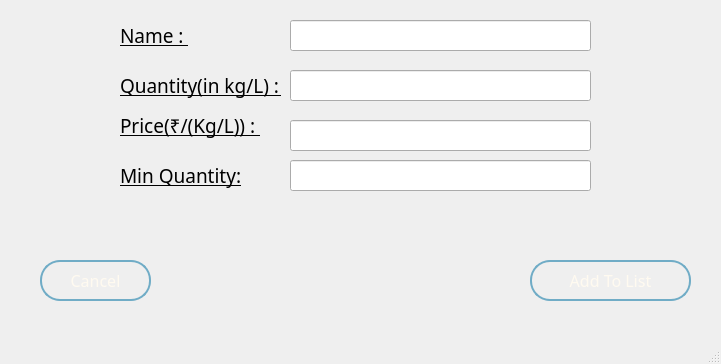
The window that Add_r-m.ui (Dharmraj06/woc7.0-python-gui-restaurant-management) describes before a commit, drawn with Qt 5.
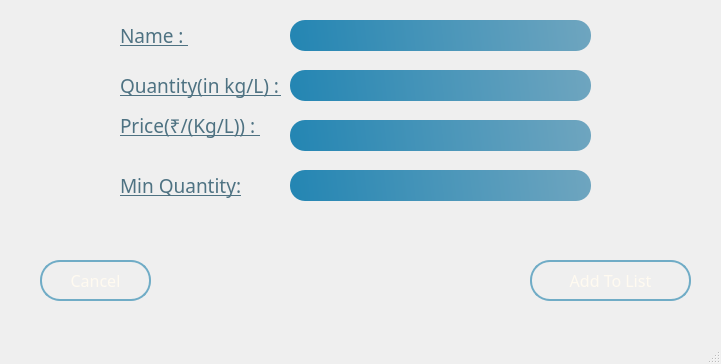
The same window after the commit. Icons and pictures are not drawn.

```diff
--- a/Add_r-m.ui
+++ b/Add_r-m.ui
@@ -34,6 +34,12 @@
       <underline>true</underline>
      </font>
     </property>
+    <property name="styleSheet">
+     <string notr="true">QLabel {
+    color:rgb(78, 114, 130);
+}
+</string>
+    </property>
     <property name="text">
      <string>Name : </string>
     </property>
@@ -54,6 +60,12 @@
       <underline>true</underline>
      </font>
     </property>
+    <property name="styleSheet">
+     <string notr="true">QLabel {
+    color:rgb(78, 114, 130);
+}
+</string>
+    </property>
     <property name="text">
      <string>Quantity(in kg/L) : </string>
     </property>
@@ -74,6 +86,12 @@
       <underline>true</underline>
      </font>
     </property>
+    <property name="styleSheet">
+     <string notr="true">QLabel {
+    color:rgb(78, 114, 130);
+}
+</string>
+    </property>
     <property name="text">
      <string>Price(₹/(Kg/L)) : </string>
     </property>
@@ -82,7 +100,7 @@
     <property name="geometry">
      <rect>
       <x>120</x>
-      <y>160</y>
+      <y>170</y>
       <width>141</width>
       <height>31</height>
      </rect>
@@ -94,6 +112,12 @@
       <underline>true</underline>
      </font>
     </property>
+    <property name="styleSheet">
+     <string notr="true">QLabel {
+    color:rgb(78, 114, 130);
+}
+</string>
+    </property>
     <property name="text">
      <string>Min Quantity:</string>
     </property>
@@ -110,9 +134,24 @@
     <property name="font">
      <font>
       <family>Segoe UI Variable Small Light</family>
-      <pointsize>16</pointsize>
+      <pointsize>14</pointsize>
      </font>
     </property>
+    <property name="styleSheet">
+     <string notr="true">QLineEdit {
+    background: qlineargradient(spread:pad, x1:0.0157895, y1:0.603, x2:1, y2:0.591, stop:0 rgba(37, 134, 179, 255), stop:1 rgba(110, 165, 191, 255)); 
+    
+    border: qlineargradient(spread: repeat, 
+                            x1: 0, y1: 0.602, x2: 1, y2: 0.597, 
+                            stop: 0.0631579 rgba(0, 115, 168, 216), 
+                            stop: 0.752632 rgba(25, 116, 159, 199), 
+                            stop: 0.994737 rgba(49, 118, 150, 0)); 
+    
+    border-radius: 15px;
+    padding-left: 10px;
+    color: white;  
+}</string>
+    </property>
    </widget>
    <widget class="QLineEdit" name="lineEdit_2">
     <property name="geometry">
@@ -126,9 +165,24 @@
     <property name="font">
      <font>
       <family>Segoe UI Variable Small Light</family>
-      <pointsize>16</pointsize>
+      <pointsize>14</pointsize>
      </font>
     </property>
+    <property name="styleSheet">
+     <string notr="true">QLineEdit {
+    background: qlineargradient(spread:pad, x1:0.0157895, y1:0.603, x2:1, y2:0.591, stop:0 rgba(37, 134, 179, 255), stop:1 rgba(110, 165, 191, 255)); 
+    
+    border: qlineargradient(spread: repeat, 
+                            x1: 0, y1: 0.602, x2: 1, y2: 0.597, 
+                            stop: 0.0631579 rgba(0, 115, 168, 216), 
+                            stop: 0.752632 rgba(25, 116, 159, 199), 
+                            stop: 0.994737 rgba(49, 118, 150, 0)); 
+    
+    border-radius: 15px;
+    padding-left: 10px;
+    color: white;  
+}</string>
+    </property>
    </widget>
    <widget class="QLineEdit" name="lineEdit_3">
     <property name="geometry">
@@ -142,15 +196,30 @@
     <property name="font">
      <font>
       <family>Segoe UI Variable Small Light</family>
-      <pointsize>16</pointsize>
+      <pointsize>14</pointsize>
      </font>
     </property>
+    <property name="styleSheet">
+     <string notr="true">QLineEdit {
+    background: qlineargradient(spread:pad, x1:0.0157895, y1:0.603, x2:1, y2:0.591, stop:0 rgba(37, 134, 179, 255), stop:1 rgba(110, 165, 191, 255)); 
+    
+    border: qlineargradient(spread: repeat, 
+                            x1: 0, y1: 0.602, x2: 1, y2: 0.597, 
+                            stop: 0.0631579 rgba(0, 115, 168, 216), 
+                            stop: 0.752632 rgba(25, 116, 159, 199), 
+                            stop: 0.994737 rgba(49, 118, 150, 0)); 
+    
+    border-radius: 15px;
+    padding-left: 10px;
+    color: white;  
+}</string>
+    </property>
    </widget>
    <widget class="QLineEdit" name="lineEdit_4">
     <property name="geometry">
      <rect>
       <x>290</x>
-      <y>160</y>
+      <y>170</y>
       <width>301</width>
       <height>31</height>
      </rect>
@@ -158,9 +227,24 @@
     <property name="font">
      <font>
       <family>Segoe UI Variable Small Light</family>
-      <pointsize>16</pointsize>
+      <pointsize>14</pointsize>
      </font>
     </property>
+    <property name="styleSheet">
+     <string notr="true">QLineEdit {
+    background: qlineargradient(spread:pad, x1:0.0157895, y1:0.603, x2:1, y2:0.591, stop:0 rgba(37, 134, 179, 255), stop:1 rgba(110, 165, 191, 255)); 
+    
+    border: qlineargradient(spread: repeat, 
+                            x1: 0, y1: 0.602, x2: 1, y2: 0.597, 
+                            stop: 0.0631579 rgba(0, 115, 168, 216), 
+                            stop: 0.752632 rgba(25, 116, 159, 199), 
+                            stop: 0.994737 rgba(49, 118, 150, 0)); 
+    
+    border-radius: 15px;
+    padding-left: 10px;
+    color: white;  
+}</string>
+    </property>
    </widget>
    <widget class="QPushButton" name="cancel_pb">
     <property name="geometry">
```
